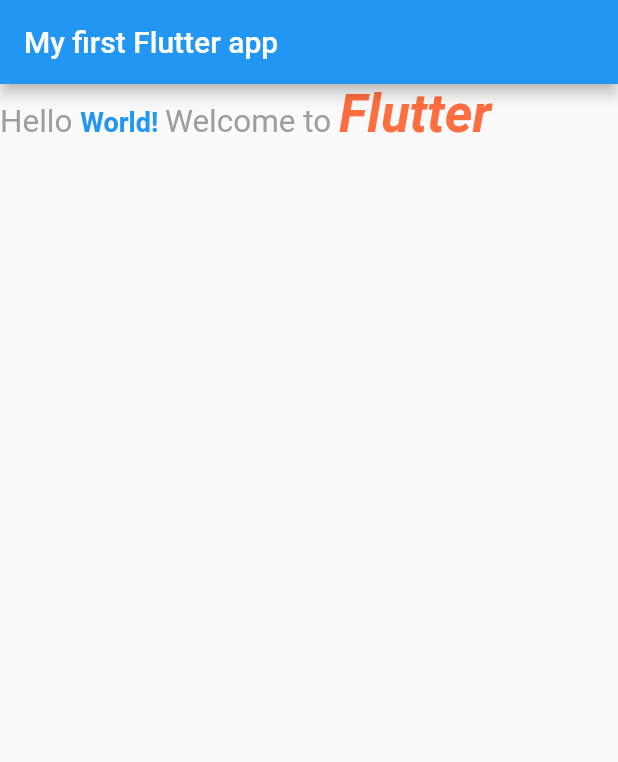
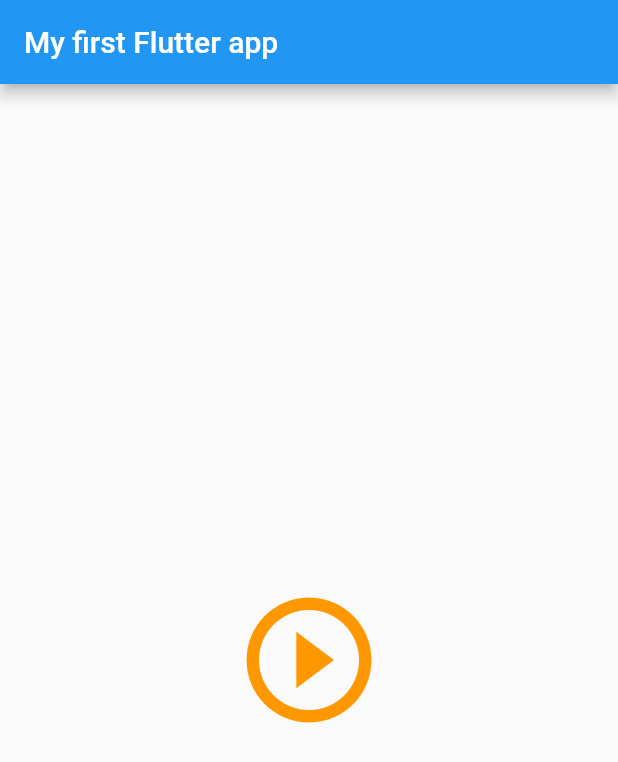
Before and after one commit to Spider-Calvin/MyFirst-Flutter-App, a Flutter app: the screen it shows after launch, on a phone screen of 412 x 824 dp. Shown: the top 762 px of the screen. Run offline on Flutter 3.47's test engine with Material 2 defaults, Android fonts, the phone set to English and light mode, and no system bars.

Commit message:
V60 Icon Widgets in flutter to use default icons

```diff
--- a/lib/main.dart
+++ b/lib/main.dart
@@ -41,22 +41,11 @@ class _MyHomePage extends State<MyHomePage>  {
         appBar: AppBar(
           title: const Text("My first Flutter app"),
         ),
-        body: RichText(
-          text: TextSpan(
-              style: TextStyle(
-                color: Colors.grey,
-                fontSize: 21,
-              ),
-              children:<TextSpan>[
-                TextSpan(text: 'Hello ', ),
-                TextSpan(text: 'World! ', style: TextStyle(fontSize: 18, color: Colors.blue, fontWeight: FontWeight.bold)),
-                TextSpan(text: 'Welcome to ',),
-                TextSpan(text: 'Flutter', style: TextStyle(fontWeight: FontWeight.bold,
-                  fontSize: 35, color: Colors.deepOrangeAccent,
-                  fontStyle:FontStyle.italic,
-                )),
-
-              ]
+        body: Center(
+          child: Icon(
+            Icons.play_circle_outline,
+            size: 100,
+            color: Colors.orange,
           ),
         )
 
```
